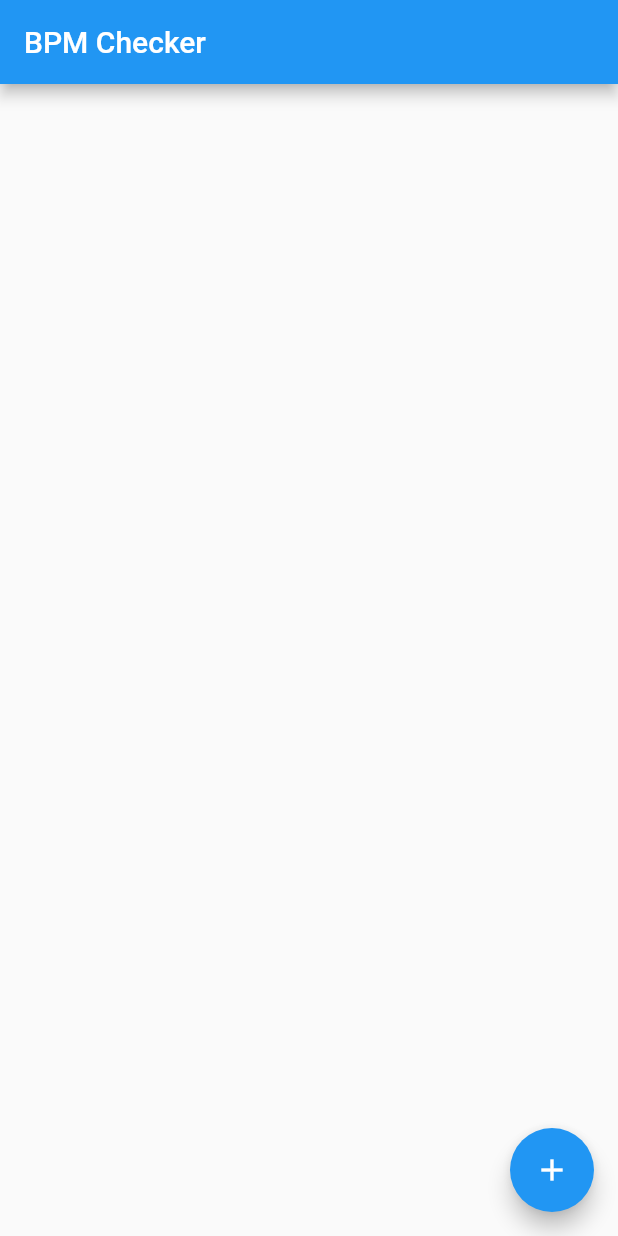
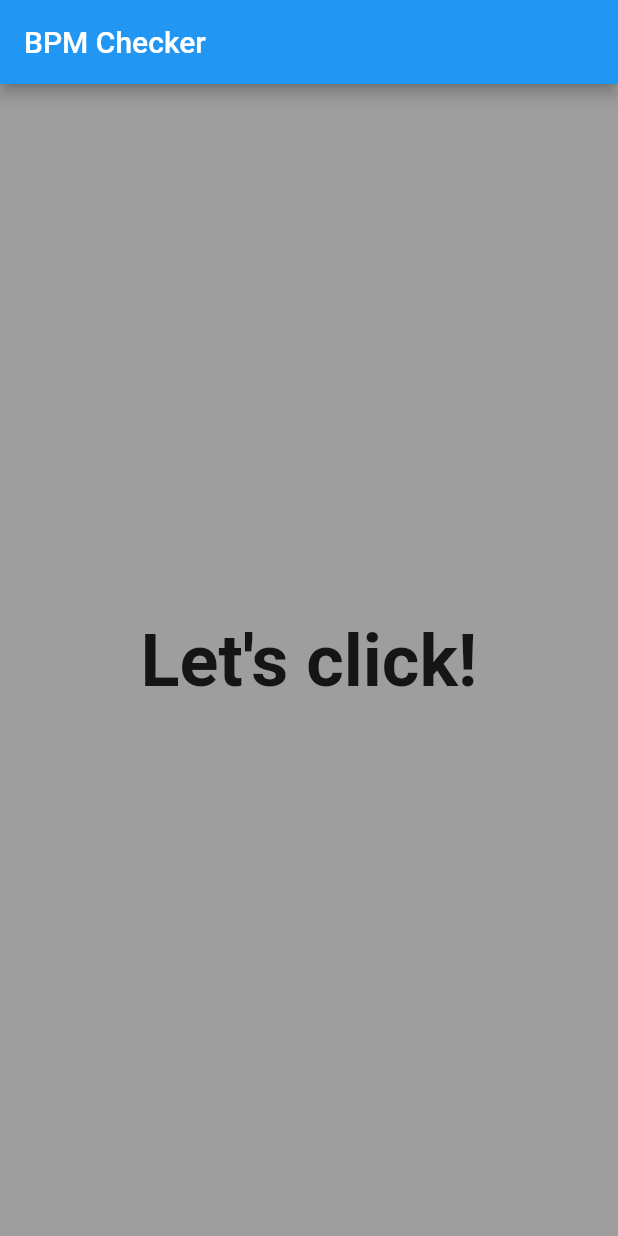
Before and after one commit to nozo-moto/bpm_checker_flutter, a Flutter app: the screen it shows after launch, on a phone screen of 412 x 824 dp. Run offline on Flutter 3.47's test engine with Material 2 defaults, Android fonts, the phone set to English and light mode, and no system bars; our stand-ins replace flutter_hooks, hooks_riverpod, state_notifier.

Commit message:
fix format

```diff
--- a/lib/main.dart
+++ b/lib/main.dart
@@ -36,12 +36,22 @@ class BpmCheckerApp extends HookWidget {
     return MaterialApp(
       home: Scaffold(
         appBar: AppBar(title: const Text('BPM Checker')),
-        body: Center(
-          child: Text(formatBPM(diff)),
-        ),
-        floatingActionButton: FloatingActionButton(
-          onPressed: () => handlePress(context),
-          child: const Icon(Icons.add),
+        body: GestureDetector(
+          onTap: () {
+            handlePress(context);
+          },
+          child: Container(
+            child: Center(
+              child: Text(
+                formatBPM(diff),
+                style:
+                    const TextStyle(fontWeight: FontWeight.bold, fontSize: 48),
+              ),
+            ),
+            color: Colors.grey,
+            width: double.infinity,
+            height: double.infinity,
+          ),
         ),
       ),
     );
@@ -53,8 +63,8 @@ class BpmCheckerApp extends HookWidget {
 
   String formatBPM(int diff) {
     if (diff == 0) {
-      return "";
+      return "Let's click!";
     }
-    return "BPM" + (60000 / diff).toInt().toString();
+    return "BPM " + (60000 / diff).toInt().toString();
   }
 }
```
